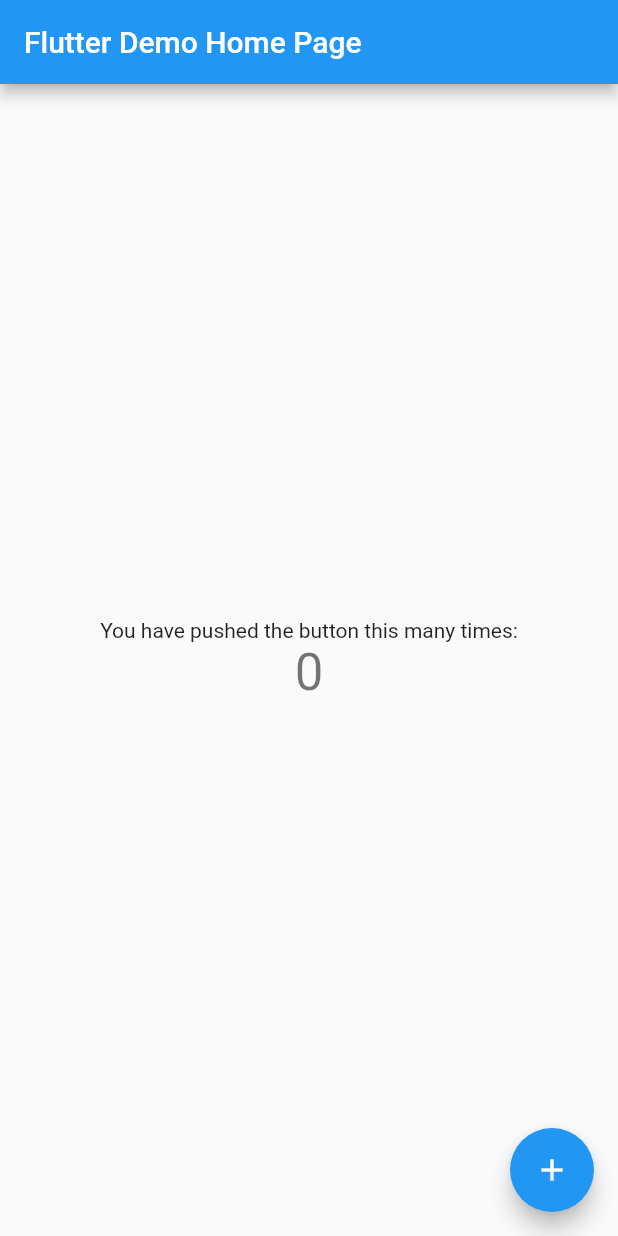
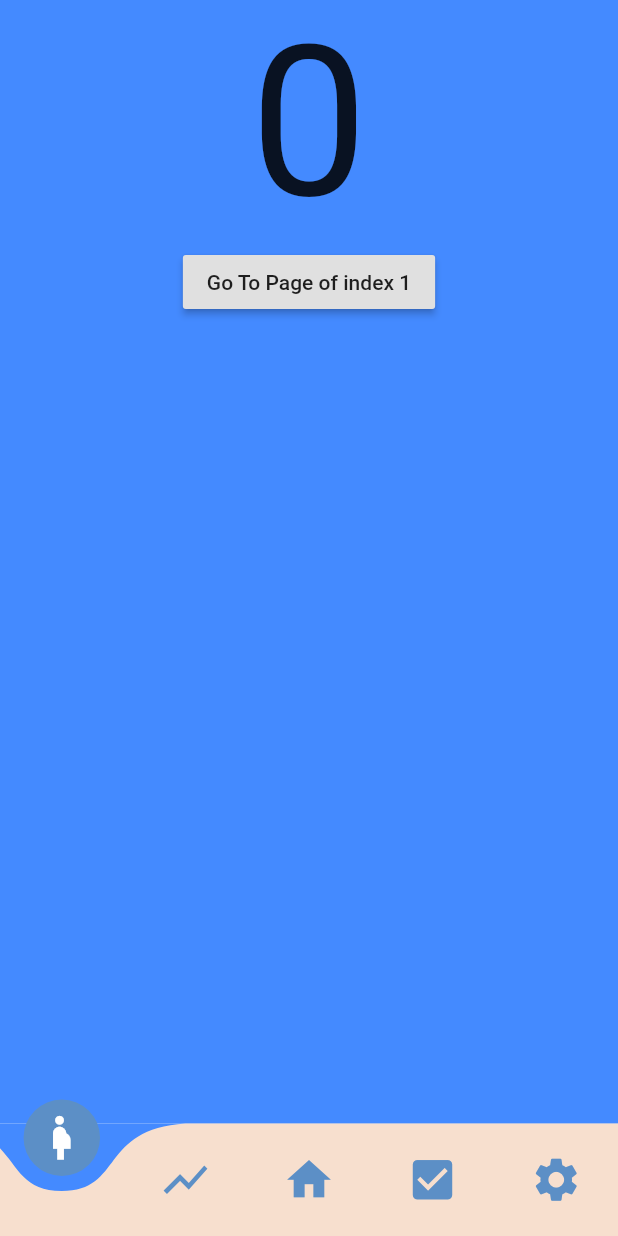
Before and after one commit to jimingoal/babybilly, a Flutter app: the screen it shows after launch, on a phone screen of 412 x 824 dp. Run offline on Flutter 3.47's test engine with Material 2 defaults, Android fonts, the phone set to English and light mode, and no system bars; drawn by our look-alikes of curved_navigation_bar.

```diff
--- a/lib/main.dart
+++ b/lib/main.dart
@@ -1,3 +1,5 @@
+import 'package:babybilly/utils/constants.dart';
+import 'package:curved_navigation_bar/curved_navigation_bar.dart';
 import 'package:flutter/material.dart';
 
 void main() {
@@ -5,113 +7,71 @@ void main() {
 }
 
 class MyApp extends StatelessWidget {
-  // This widget is the root of your application.
   @override
   Widget build(BuildContext context) {
     return MaterialApp(
       title: 'Flutter Demo',
       theme: ThemeData(
-        // This is the theme of your application.
-        //
-        // Try running your application with "flutter run". You'll see the
-        // application has a blue toolbar. Then, without quitting the app, try
-        // changing the primarySwatch below to Colors.green and then invoke
-        // "hot reload" (press "r" in the console where you ran "flutter run",
-        // or simply save your changes to "hot reload" in a Flutter IDE).
-        // Notice that the counter didn't reset back to zero; the application
-        // is not restarted.
         primarySwatch: Colors.blue,
-        // This makes the visual density adapt to the platform that you run
-        // the app on. For desktop platforms, the controls will be smaller and
-        // closer together (more dense) than on mobile platforms.
         visualDensity: VisualDensity.adaptivePlatformDensity,
       ),
-      home: MyHomePage(title: 'Flutter Demo Home Page'),
+      home: MyHomePage(),
     );
   }
 }
 
 class MyHomePage extends StatefulWidget {
-  MyHomePage({Key key, this.title}) : super(key: key);
-
-  // This widget is the home page of your application. It is stateful, meaning
-  // that it has a State object (defined below) that contains fields that affect
-  // how it looks.
-
-  // This class is the configuration for the state. It holds the values (in this
-  // case the title) provided by the parent (in this case the App widget) and
-  // used by the build method of the State. Fields in a Widget subclass are
-  // always marked "final".
-
-  final String title;
-
   @override
   _MyHomePageState createState() => _MyHomePageState();
 }
 
 class _MyHomePageState extends State<MyHomePage> {
-  int _counter = 0;
-
-  void _incrementCounter() {
-    setState(() {
-      // This call to setState tells the Flutter framework that something has
-      // changed in this State, which causes it to rerun the build method below
-      // so that the display can reflect the updated values. If we changed
-      // _counter without calling setState(), then the build method would not be
-      // called again, and so nothing would appear to happen.
-      _counter++;
-    });
-  }
+  int _page = 0;
+  GlobalKey _bottomNavigationKey = GlobalKey();
 
   @override
   Widget build(BuildContext context) {
-    // This method is rerun every time setState is called, for instance as done
-    // by the _incrementCounter method above.
-    //
-    // The Flutter framework has been optimized to make rerunning build methods
-    // fast, so that you can just rebuild anything that needs updating rather
-    // than having to individually change instances of widgets.
     return Scaffold(
-      appBar: AppBar(
-        // Here we take the value from the MyHomePage object that was created by
-        // the App.build method, and use it to set our appbar title.
-        title: Text(widget.title),
-      ),
-      body: Center(
-        // Center is a layout widget. It takes a single child and positions it
-        // in the middle of the parent.
-        child: Column(
-          // Column is also a layout widget. It takes a list of children and
-          // arranges them vertically. By default, it sizes itself to fit its
-          // children horizontally, and tries to be as tall as its parent.
-          //
-          // Invoke "debug painting" (press "p" in the console, choose the
-          // "Toggle Debug Paint" action from the Flutter Inspector in Android
-          // Studio, or the "Toggle Debug Paint" command in Visual Studio Code)
-          // to see the wireframe for each widget.
-          //
-          // Column has various properties to control how it sizes itself and
-          // how it positions its children. Here we use mainAxisAlignment to
-          // center the children vertically; the main axis here is the vertical
-          // axis because Columns are vertical (the cross axis would be
-          // horizontal).
-          mainAxisAlignment: MainAxisAlignment.center,
-          children: <Widget>[
-            Text(
-              'You have pushed the button this many times:',
+        bottomNavigationBar: CurvedNavigationBar(
+          key: _bottomNavigationKey,
+          index: 0,
+          height: 75.0,
+          items: <Widget>[
+            Icon(Icons.pregnant_woman,
+                size: 35, color: _page == 0 ? white : blue),
+            Icon(Icons.show_chart, size: 35, color: _page == 1 ? white : blue),
+            Icon(Icons.home, size: 35, color: _page == 2 ? white : blue),
+            Icon(Icons.check_box, size: 35, color: _page == 3 ? white : blue),
+            Icon(Icons.settings, size: 35, color: _page == 4 ? white : blue),
+          ],
+          color: Color(0xFFF7DFCE),
+          buttonBackgroundColor: Color(0xFF5C8FC6),
+          backgroundColor: Colors.blueAccent,
+          animationCurve: Curves.easeInOut,
+          animationDuration: Duration(milliseconds: 600),
+          onTap: (index) {
+            setState(() {
+              _page = index;
+            });
+          },
+        ),
+        body: Container(
+          color: Colors.blueAccent,
+          child: Center(
+            child: Column(
+              children: <Widget>[
+                Text(_page.toString(), textScaleFactor: 10.0),
+                RaisedButton(
+                  child: Text('Go To Page of index 1'),
+                  onPressed: () {
+                    final CurvedNavigationBarState navBarState =
+                        _bottomNavigationKey.currentState;
+                    navBarState.setPage(1);
+                  },
+                )
+              ],
             ),
-            Text(
-              '$_counter',
-              style: Theme.of(context).textTheme.headline4,
-            ),
-          ],
-        ),
-      ),
-      floatingActionButton: FloatingActionButton(
-        onPressed: _incrementCounter,
-        tooltip: 'Increment',
-        child: Icon(Icons.add),
-      ), // This trailing comma makes auto-formatting nicer for build methods.
-    );
+          ),
+        ));
   }
 }
--- /dev/null
+++ b/lib/utils/constants.dart
@@ -0,0 +1,5 @@
+import 'package:flutter/material.dart';
+
+const pink = Color(0xFFF6D5C3);
+const blue = Color(0xFF5C8FC6);
+const white = Colors.white;
--- a/pubspec.yaml
+++ b/pubspec.yaml
@@ -30,6 +30,7 @@ dependencies:
   cupertino_icons: ^1.0.0
   firebase_core: ^0.5.3
   cloud_firestore: ^0.14.4
+  curved_navigation_bar: ^0.3.4
 
 dev_dependencies:
   flutter_test:
```
Also changed, not shown: pubspec.lock.
